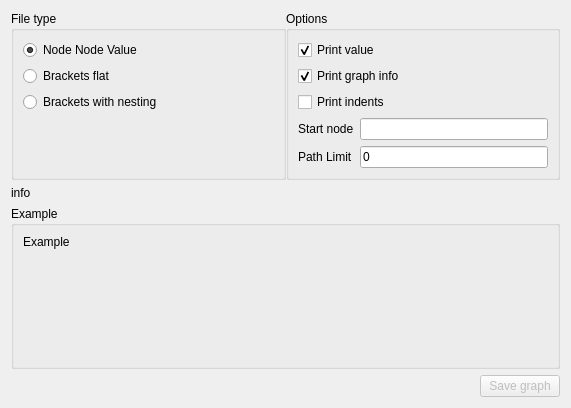
Qt form gui/SaveGraphForm.ui (Savelyev-Aleksey/Compact-graph) before a commit.
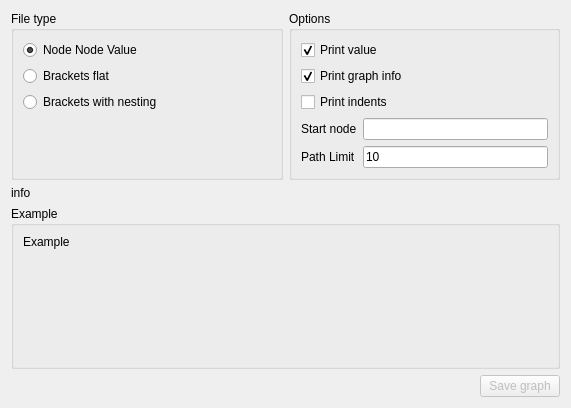
The same form after that commit.

The edit to the form file:
```diff
--- a/gui/SaveGraphForm.ui
+++ b/gui/SaveGraphForm.ui
@@ -16,9 +16,6 @@
   <layout class="QVBoxLayout" name="verticalLayout">
    <item>
     <layout class="QHBoxLayout" name="horizontalLayout">
-     <property name="spacing">
-      <number>0</number>
-     </property>
      <item>
       <widget class="QGroupBox" name="typeGroupBox">
        <property name="sizePolicy">
@@ -213,7 +210,7 @@
              <string>&lt;html&gt;&lt;head/&gt;&lt;body&gt;&lt;p&gt;Path limit. It's nesting level limiter. &lt;/p&gt;&lt;p&gt;Useful if need crop graph or give some graph part that accessible in not more than &amp;quot;path limit&amp;quot; edges.&lt;/p&gt;&lt;/body&gt;&lt;/html&gt;</string>
             </property>
             <property name="text">
-             <string notr="true">0</string>
+             <string notr="true">10</string>
             </property>
             <property name="maxLength">
              <number>10</number>
```
